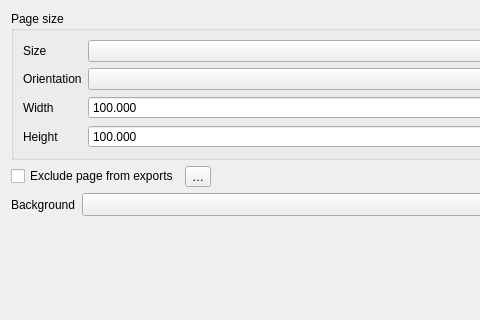
The window that src/ui/layout/qgslayoutpagepropertieswidget.ui (qgis/QGIS) describes before a commit, drawn with Qt 5; both pictures show x 0 to 480 and y 0 to 320 of the 717 by 473 pixel window.
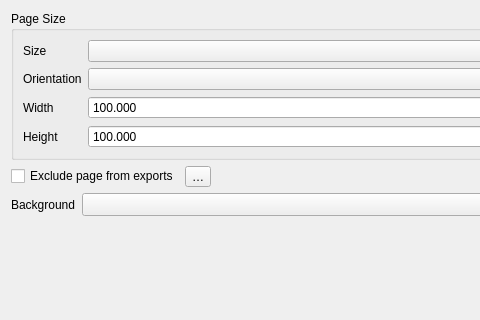
The same window after the commit. Custom widgets are drawn as their Qt base class.

Diff of the .ui file:
```diff
--- a/src/ui/layout/qgslayoutpagepropertieswidget.ui
+++ b/src/ui/layout/qgslayoutpagepropertieswidget.ui
@@ -46,7 +46,7 @@
    <item row="0" column="0" colspan="2">
     <widget class="QGroupBox" name="groupBox">
      <property name="title">
-      <string>Page size</string>
+      <string>Page Size</string>
      </property>
      <layout class="QGridLayout" name="gridLayout" columnstretch="0,1">
       <item row="3" column="0">
```
